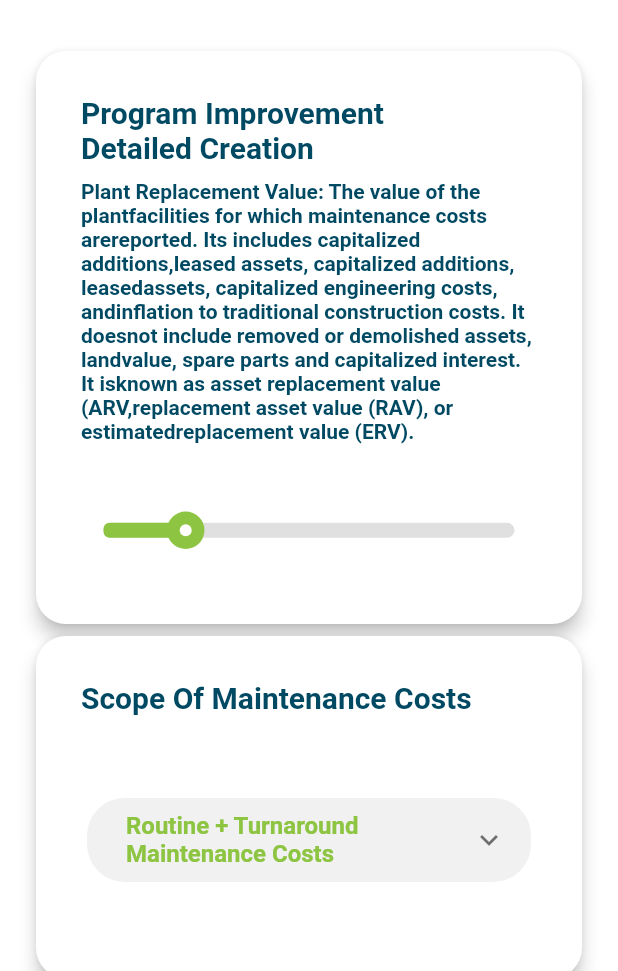
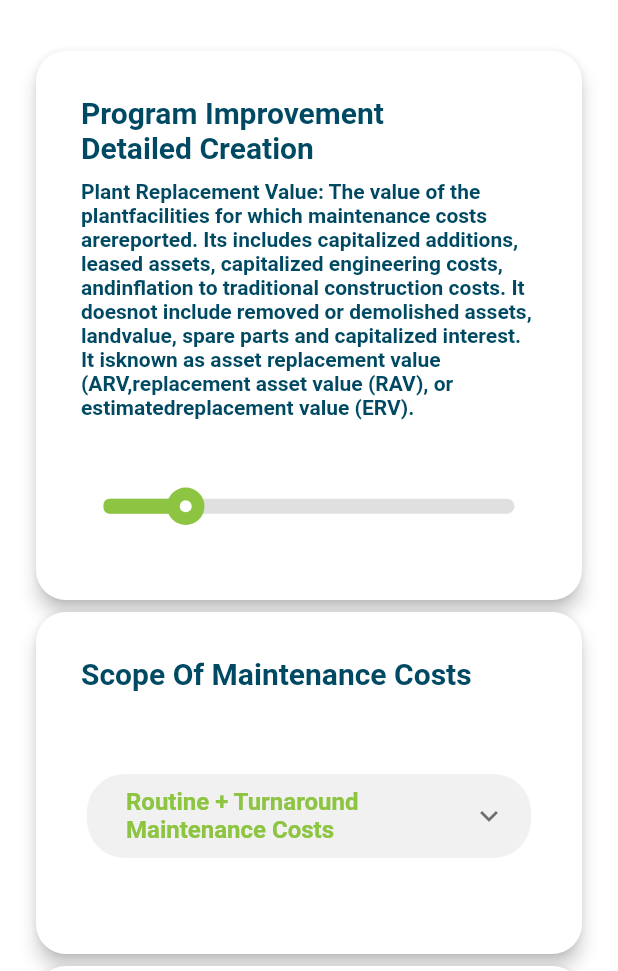
Before and after one commit to SonQBChau/brand_root_solution, a Flutter app: the screen it shows after launch, on a phone screen of 412 x 824 dp, the part 265-1236 px from its top. Run offline on Flutter 3.47's test engine with Material 2 defaults, Android fonts, the phone set to English and light mode, and no system bars; drawn by our look-alikes of flutter_xlider; our stand-ins replace charts_flutter, flutter_spinkit, photo_view; missing offline and left inert: animator, esys_flutter_share, lottie_flutter; Roboto replaces fonts that are missing (GothicA1).

Commit message:
Update benchmark_page.dart

```diff
--- a/lib/screens/benchmark_page.dart
+++ b/lib/screens/benchmark_page.dart
@@ -109,9 +109,8 @@ List<Widget> _buildFormWidgets() {
     title: 'Program Improvement\nDetailed Creation',
     content: 'Plant Replacement Value: The value of the plant'
         'facilities for which maintenance costs are'
-        'reported. Its includes capitalized additions,'
-        'leased assets, capitalized additions, leased'
-        'assets, capitalized engineering costs, and'
+        'reported. Its includes capitalized additions, '
+        'leased assets, capitalized engineering costs, and'
         'inflation to traditional construction costs. It does'
         'not include removed or demolished assets, land'
         'value, spare parts and capitalized interest. It is'
```
